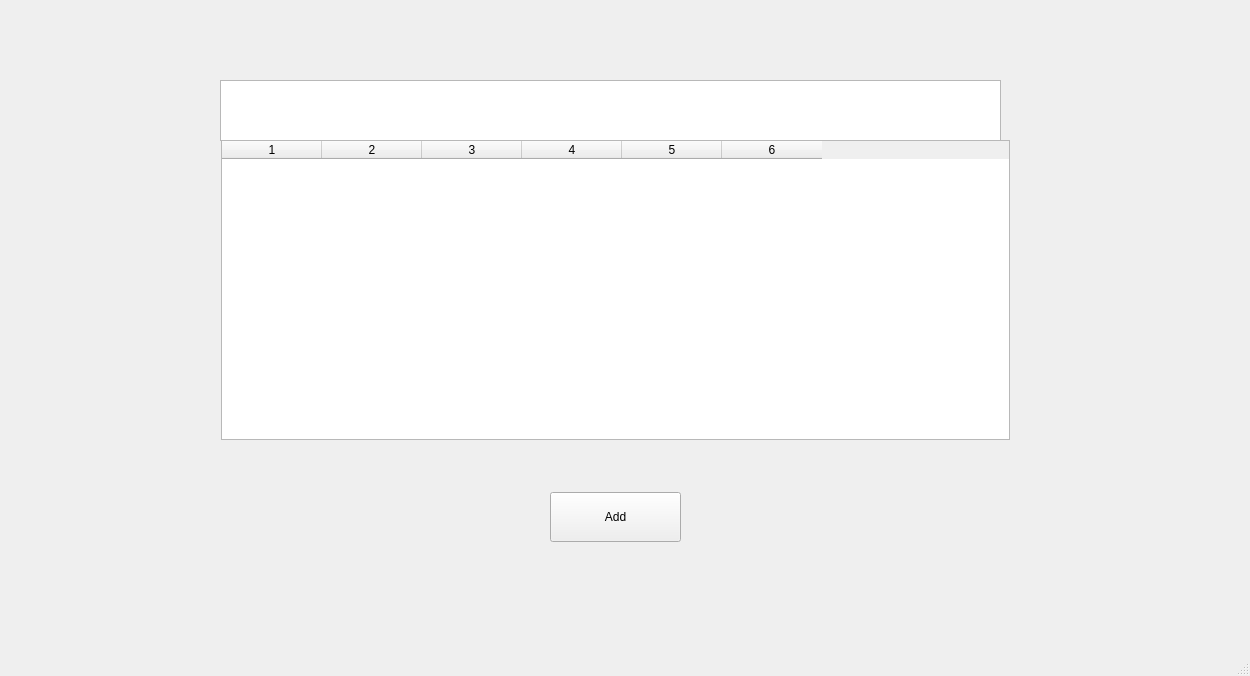
First picture: the form in mainwindow.ui, repository Andr1iCh/DKR_OOP, before the edit.
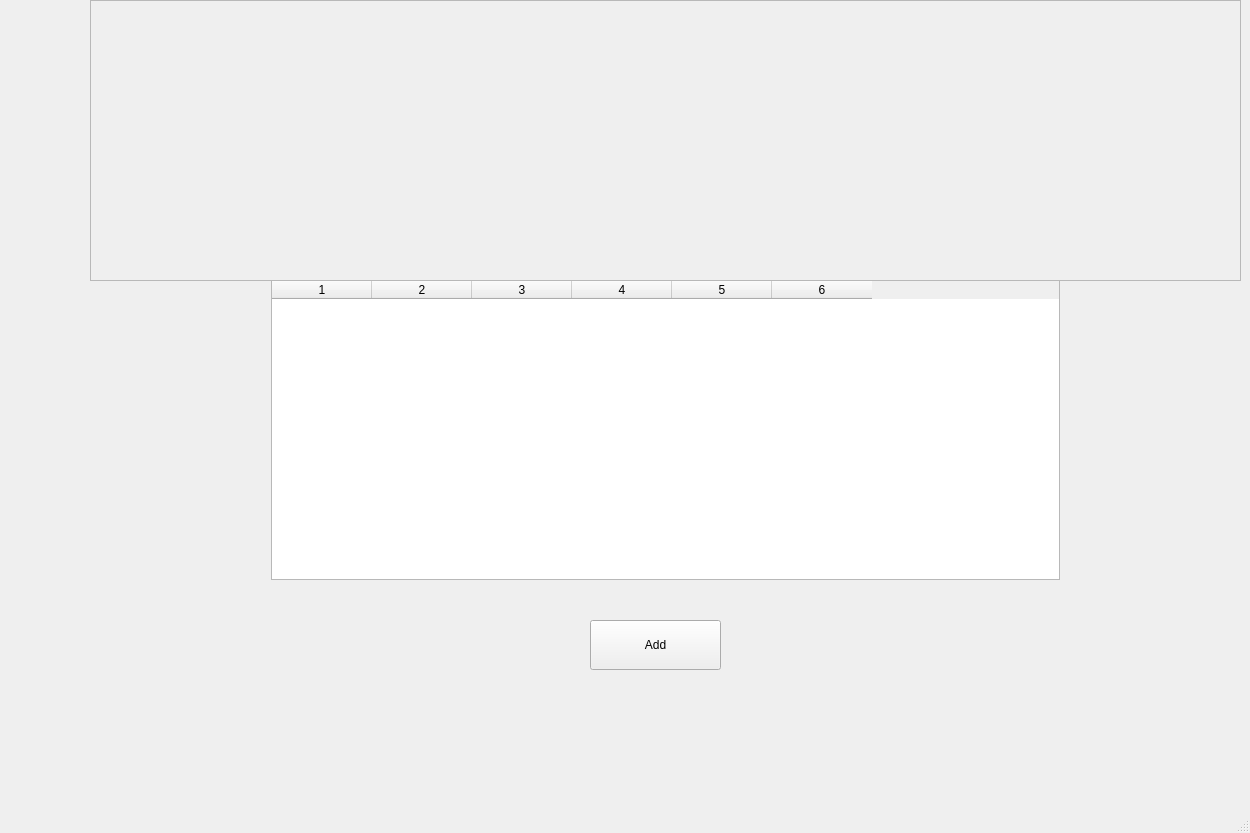
Second picture: the form after the edit.

Commit message: search panel added

Diff of the .ui file:
```diff
--- a/mainwindow.ui
+++ b/mainwindow.ui
@@ -7,7 +7,7 @@
     <x>0</x>
     <y>0</y>
     <width>1250</width>
-    <height>676</height>
+    <height>833</height>
    </rect>
   </property>
   <property name="sizePolicy">
@@ -50,8 +50,8 @@
    <widget class="QWidget" name="widget_2" native="true">
     <property name="geometry">
      <rect>
-      <x>280</x>
-      <y>452</y>
+      <x>320</x>
+      <y>580</y>
       <width>661</width>
       <height>151</height>
      </rect>
@@ -109,8 +109,8 @@
    <widget class="QWidget" name="widget" native="true">
     <property name="geometry">
      <rect>
-      <x>210</x>
-      <y>140</y>
+      <x>260</x>
+      <y>280</y>
       <width>800</width>
       <height>300</height>
      </rect>
@@ -182,15 +182,21 @@
      </item>
     </layout>
    </widget>
-   <widget class="QTextBrowser" name="textBrowser">
+   <widget class="QFrame" name="searchContainer">
     <property name="geometry">
      <rect>
-      <x>220</x>
-      <y>80</y>
-      <width>781</width>
-      <height>61</height>
+      <x>90</x>
+      <y>0</y>
+      <width>1151</width>
+      <height>281</height>
      </rect>
     </property>
+    <property name="frameShape">
+     <enum>QFrame::Shape::StyledPanel</enum>
+    </property>
+    <property name="frameShadow">
+     <enum>QFrame::Shadow::Raised</enum>
+    </property>
    </widget>
   </widget>
   <widget class="QMenuBar" name="menubar">
```
The commit also changes 9 other files.
